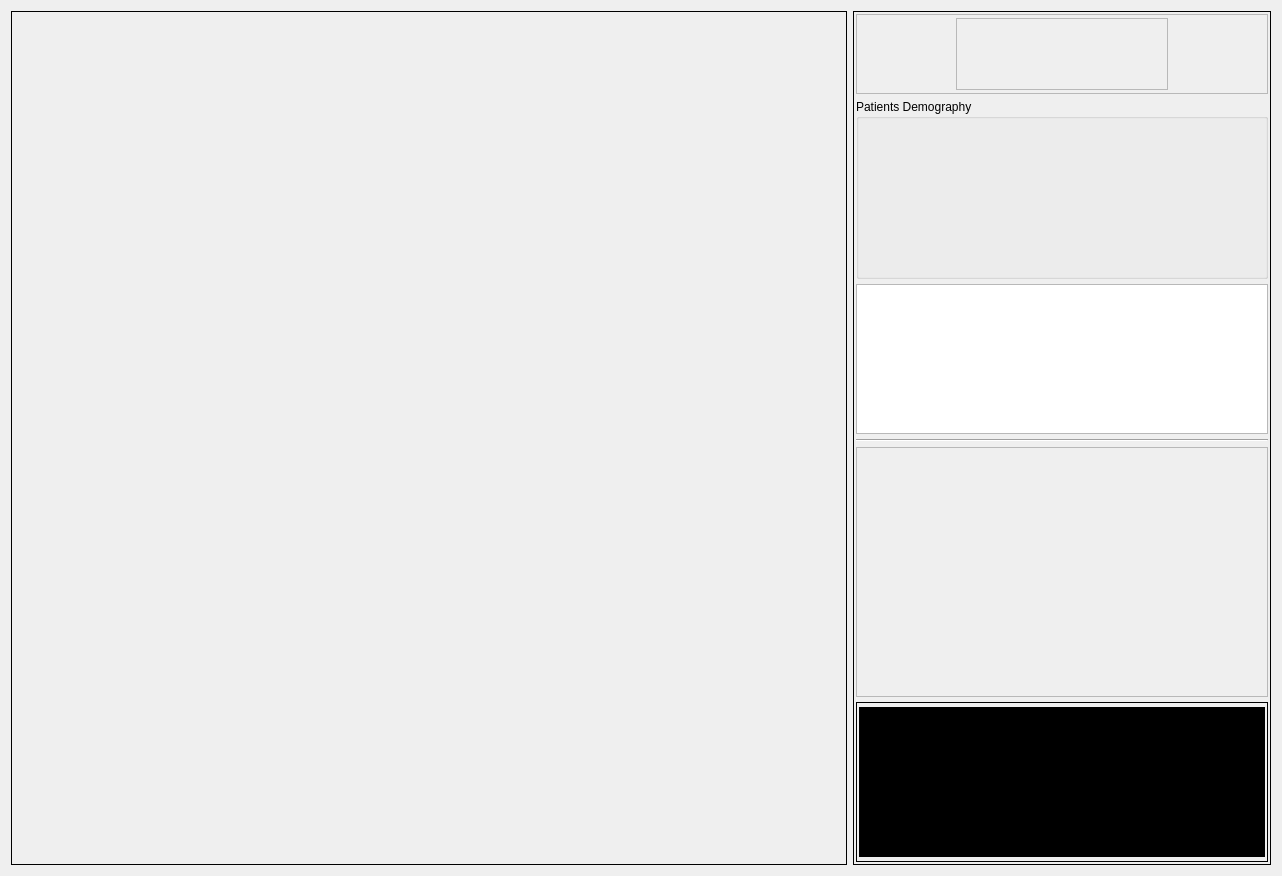
altaybrusan/ibex, file launch/exposuredialog.ui: the form before one commit.
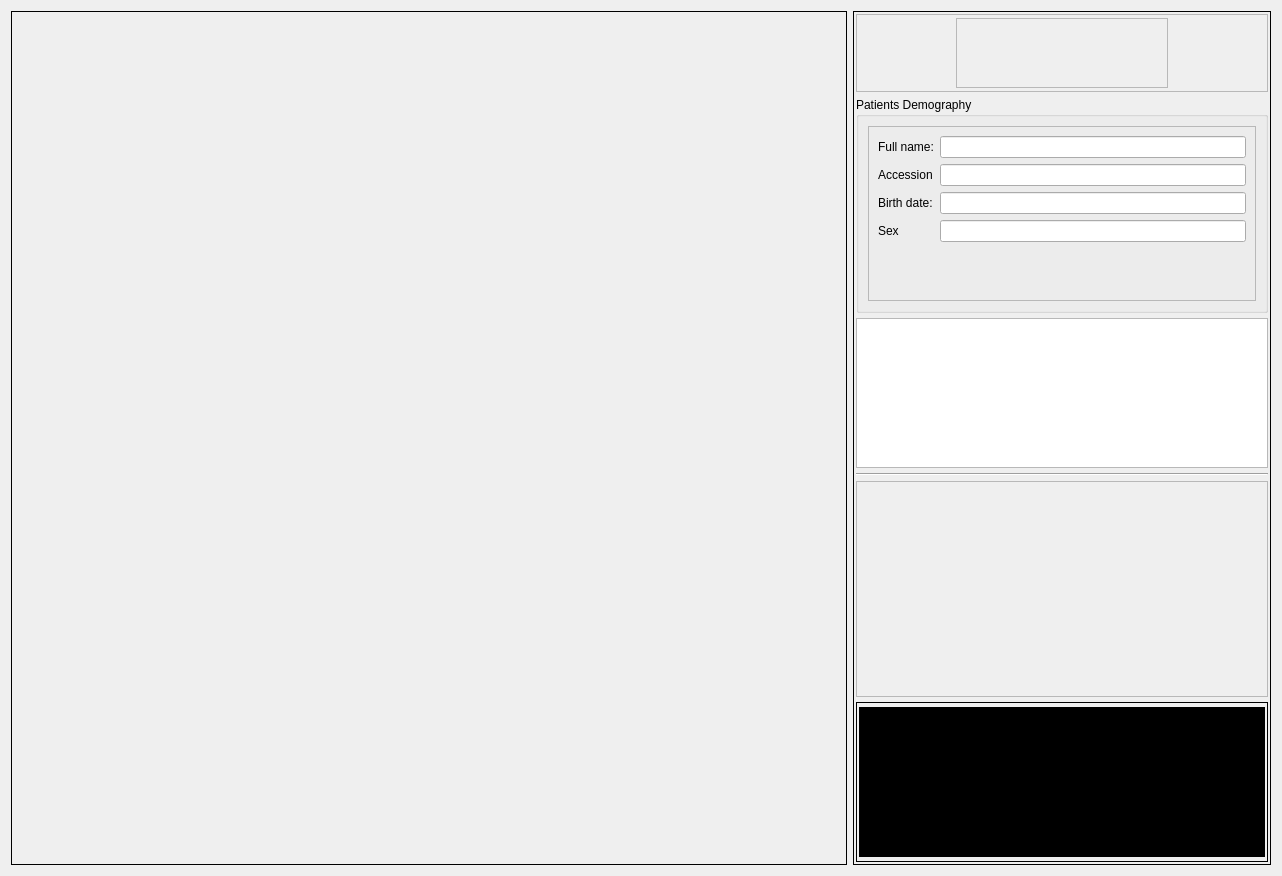
The form after the commit. Icons and pictures are not drawn. Custom widgets are drawn as their Qt base class.

The edit to the form file:
```diff
--- a/launch/exposuredialog.ui
+++ b/launch/exposuredialog.ui
@@ -138,9 +138,85 @@
       </item>
       <item>
        <widget class="ctkCollapsibleGroupBox" name="patientDemographyBox">
+        <property name="sizePolicy">
+         <sizepolicy hsizetype="Preferred" vsizetype="MinimumExpanding">
+          <horstretch>0</horstretch>
+          <verstretch>0</verstretch>
+         </sizepolicy>
+        </property>
         <property name="title">
          <string>Patients Demography</string>
         </property>
+        <layout class="QHBoxLayout" name="horizontalLayout_3">
+         <item>
+          <widget class="QFrame" name="frame_2">
+           <property name="frameShape">
+            <enum>QFrame::StyledPanel</enum>
+           </property>
+           <property name="frameShadow">
+            <enum>QFrame::Raised</enum>
+           </property>
+           <layout class="QFormLayout" name="formLayout">
+            <item row="0" column="0">
+             <widget class="QLabel" name="nameLbl">
+              <property name="text">
+               <string>Full name:</string>
+              </property>
+             </widget>
+            </item>
+            <item row="0" column="1">
+             <widget class="QLineEdit" name="fullNameLineEdit">
+              <property name="readOnly">
+               <bool>true</bool>
+              </property>
+             </widget>
+            </item>
+            <item row="1" column="0">
+             <widget class="QLabel" name="addmissionNumberLbl">
+              <property name="text">
+               <string>Accession</string>
+              </property>
+             </widget>
+            </item>
+            <item row="1" column="1">
+             <widget class="QLineEdit" name="accessionNumLineEdit">
+              <property name="readOnly">
+               <bool>true</bool>
+              </property>
+             </widget>
+            </item>
+            <item row="2" column="0">
+             <widget class="QLabel" name="label_5">
+              <property name="text">
+               <string>Birth date:</string>
+              </property>
+             </widget>
+            </item>
+            <item row="2" column="1">
+             <widget class="QLineEdit" name="dobLineEdit">
+              <property name="readOnly">
+               <bool>true</bool>
+              </property>
+             </widget>
+            </item>
+            <item row="3" column="0">
+             <widget class="QLabel" name="sexLbl">
+              <property name="text">
+               <string>Sex</string>
+              </property>
+             </widget>
+            </item>
+            <item row="3" column="1">
+             <widget class="QLineEdit" name="sexLineEdit">
+              <property name="readOnly">
+               <bool>true</bool>
+              </property>
+             </widget>
+            </item>
+           </layout>
+          </widget>
+         </item>
+        </layout>
        </widget>
       </item>
       <item>
@@ -176,8 +252,8 @@
           <rect>
            <x>0</x>
            <y>0</y>
-           <width>414</width>
-           <height>248</height>
+           <width>410</width>
+           <height>214</height>
           </rect>
          </property>
         </widget>
```
